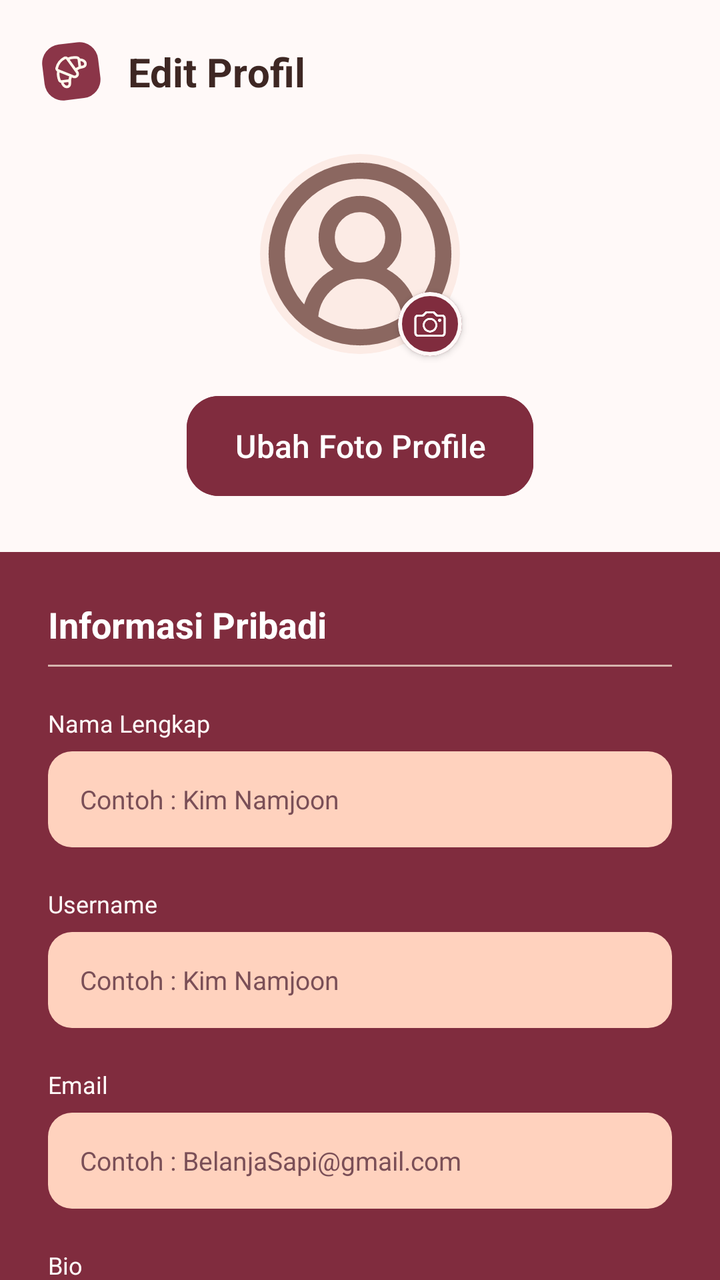
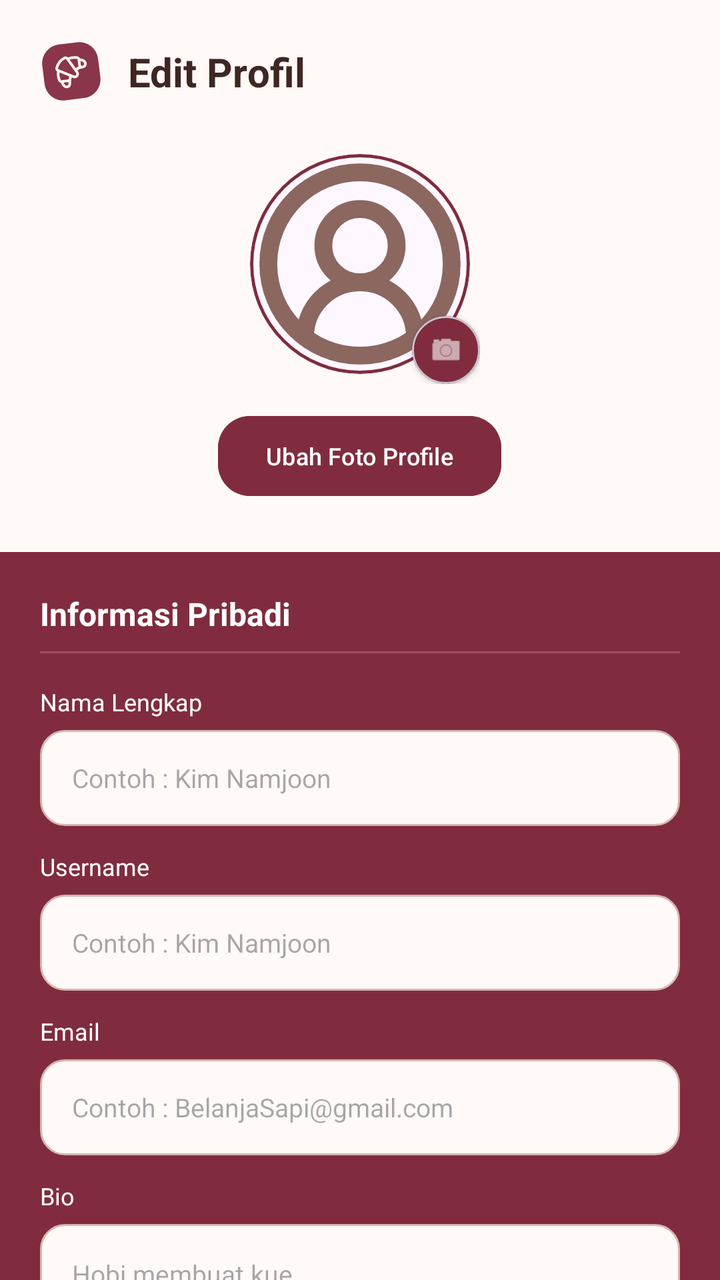

Two renders of the same Android screen: before a commit and after it. Below are the layout's source before the change and the commit's diff.
<!-- AndroidManifest.xml: application theme Theme.Bakerys -->
<!-- res/layout/activity_edit_profile.xml -->
<?xml version="1.0" encoding="utf-8"?>
<androidx.core.widget.NestedScrollView
    xmlns:android="http://schemas.android.com/apk/res/android"
    xmlns:app="http://schemas.android.com/apk/res-auto"
    android:layout_width="match_parent"
    android:layout_height="match_parent"
    android:background="#FFF9F8"
    android:fillViewport="true">

    <LinearLayout
        android:layout_width="match_parent"
        android:layout_height="wrap_content"
        android:orientation="vertical"
        android:paddingBottom="40dp">

        
        <LinearLayout
            android:layout_width="match_parent"
            android:layout_height="wrap_content"
            android:gravity="center_vertical"
            android:padding="20dp">

            <ImageView
                android:layout_width="32dp"
                android:layout_height="32dp"
                android:src="@drawable/bakery_mark"
                android:contentDescription="Logo" />

            <TextView
                android:layout_width="wrap_content"
                android:layout_height="wrap_content"
                android:layout_marginStart="12dp"
                android:text="Edit Profil"
                android:textColor="#3E2723"
                android:textSize="20sp"
                android:textStyle="bold" />
        </LinearLayout>

        
        <LinearLayout
            android:layout_width="match_parent"
            android:layout_height="wrap_content"
            android:gravity="center_horizontal"
            android:orientation="vertical"
            android:paddingBottom="24dp">

            <FrameLayout
                android:layout_width="110dp"
                android:layout_height="110dp">

                <ImageView
                    android:id="@+id/ivFotoProfil"
                    android:layout_width="100dp"
                    android:layout_height="100dp"
                    android:layout_gravity="center"
                    android:background="@drawable/bg_circle_peach"
                    android:scaleType="centerCrop"
                    android:src="@drawable/circle_user_round"
                    android:contentDescription="Foto Profil" />

                <com.google.android.material.card.MaterialCardView
                    android:id="@+id/cardUbahFoto"
                    android:layout_width="32dp"
                    android:layout_height="32dp"
                    android:layout_gravity="bottom|end"
                    android:layout_marginEnd="4dp"
                    android:layout_marginBottom="4dp"
                    app:cardBackgroundColor="#802C3E"
                    app:cardCornerRadius="16dp"
                    app:cardElevation="2dp"
                    app:strokeColor="#FFF9F8"
                    app:strokeWidth="2dp">

                    <ImageView
                        android:layout_width="16dp"
                        android:layout_height="16dp"
                        android:layout_gravity="center"
                        android:src="@drawable/ic_camera"
                        app:tint="#FFF9F8"
                        android:contentDescription="Ubah Foto" />
                </com.google.android.material.card.MaterialCardView>
            </FrameLayout>

            <com.google.android.material.button.MaterialButton
                android:id="@+id/btnUbahFoto"
                android:layout_width="wrap_content"
                android:layout_height="58dp"
                android:layout_marginTop="12dp"
                android:backgroundTint="#802C3E"
                android:text="Ubah Foto Profile"
                android:textAllCaps="false"
                android:textSize="16sp"
                app:cornerRadius="16dp" />
        </LinearLayout>

        
        <LinearLayout
            android:layout_width="match_parent"
            android:layout_height="wrap_content"
            android:background="#802C3E"
            android:orientation="vertical"
            android:paddingHorizontal="24dp"
            android:paddingTop="24dp"
            android:paddingBottom="36dp">

            <TextView
                android:layout_width="wrap_content"
                android:layout_height="wrap_content"
                android:text="Informasi Pribadi"
                android:textColor="#FFFFFF"
                android:textSize="18sp"
                android:textStyle="bold" />

            <View
                android:layout_width="match_parent"
                android:layout_height="1dp"
                android:layout_marginTop="8dp"
                android:layout_marginBottom="20dp"
                android:background="#D7B5AE" />

            
            <TextView
                android:layout_width="wrap_content"
                android:layout_height="wrap_content"
                android:layout_marginBottom="6dp"
                android:text="Nama Lengkap"
                android:textColor="#FFF9F8"
                android:textSize="12sp"/>

            <EditText
                android:id="@+id/etFullNameEdit"
                android:layout_width="match_parent"
                android:layout_height="48dp"
                android:layout_marginBottom="20dp"
                android:background="@drawable/bg_ffd2be_input"
                android:hint="Contoh : Kim Namjoon"
                android:paddingHorizontal="16dp"
                android:textColor="#3E2723"
                android:textColorHint="#7A4F57"
                android:textSize="13sp" />

            
            <TextView
                android:layout_width="wrap_content"
                android:layout_height="wrap_content"
                android:layout_marginBottom="6dp"
                android:text="Username"
                android:textColor="#FFF9F8"
                android:textSize="12sp"/>

            <EditText
                android:id="@+id/etUsernameEdit"
                android:layout_width="match_parent"
                android:layout_height="48dp"
                android:layout_marginBottom="20dp"
                android:background="@drawable/bg_ffd2be_input"
                android:hint="Contoh : Kim Namjoon"
                android:paddingHorizontal="16dp"
                android:textColor="#3E2723"
                android:textColorHint="#7A4F57"
                android:textSize="13sp" />

            
            <TextView
                android:layout_width="wrap_content"
                android:layout_height="wrap_content"
                android:layout_marginBottom="6dp"
                android:text="Email"
                android:textColor="#FFF9F8"
                android:textSize="12sp"/>

            <EditText
                android:id="@+id/etEmailEdit"
                android:layout_width="match_parent"
                android:layout_height="48dp"
                android:layout_marginBottom="20dp"
                android:background="@drawable/bg_ffd2be_input"
                android:hint="Contoh : BelanjaSapi@gmail.com"
                android:paddingHorizontal="16dp"
                android:textColor="#3E2723"
                android:textColorHint="#7A4F57"
                android:textSize="13sp" />

            
            <TextView
                android:layout_width="wrap_content"
                android:layout_height="wrap_content"
                android:layout_marginBottom="6dp"
                android:text="Bio"
                android:textColor="#FFF9F8"
                android:textSize="12sp"/>

            <EditText
                android:id="@+id/etBioEdit"
                android:layout_width="match_parent"
                android:layout_height="110dp"
                android:background="@drawable/bg_ffd2be_input"
                android:gravity="top|start"
                android:hint="Hobi membuat kue"
                android:padding="16dp"
                android:textColor="#3E2723"
                android:textColorHint="#7A4F57"
                android:textSize="13sp" />

        </LinearLayout>

        
        <LinearLayout
            android:layout_width="match_parent"
            android:layout_height="wrap_content"
            android:orientation="horizontal"
            android:padding="24dp">

            <com.google.android.material.button.MaterialButton
                android:id="@+id/btnSimpan"
                android:layout_width="0dp"
                android:layout_height="50dp"
                android:layout_weight="1"
                android:backgroundTint="#802C3E"
                android:text="Simpan Perubahan"
                android:textAllCaps="false"
                android:textColor="#FFF9F8"
                app:cornerRadius="16dp" />

            <com.google.android.material.button.MaterialButton
                android:id="@+id/btnKembali"
                style="@style/Widget.Material3.Button.OutlinedButton"
                android:layout_width="0dp"
                android:layout_height="50dp"
                android:layout_weight="1"
                android:layout_marginStart="12dp"
                android:text="Kembali"
                android:textAllCaps="false"
                android:textColor="#802C3E"
                app:cornerRadius="16dp"
                app:strokeColor="#802C3E" />
        </LinearLayout>

    </LinearLayout>
</androidx.core.widget.NestedScrollView>
<!-- resources referenced by this layout -->
<resources>
  <!-- drawable bakery_mark: vector/xml drawable (drawable, 2098 chars, omitted) -->
  <!-- drawable bg_circle_peach (drawable) -->
  <?xml version="1.0" encoding="utf-8"?>
  <shape xmlns:android="http://schemas.android.com/apk/res/android"
      android:shape="oval">
      <solid android:color="#FCEBE5" />
  </shape>
  <!-- drawable bg_ffd2be_input (drawable) -->
  <?xml version="1.0" encoding="utf-8"?>
  <shape xmlns:android="http://schemas.android.com/apk/res/android"
      android:shape="rectangle">
      <solid android:color="#FFD2BE" />
      <corners android:radius="12dp" />
  </shape>
  <!-- drawable circle_user_round (drawable) -->
  <vector xmlns:android="http://schemas.android.com/apk/res/android"
      android:width="21dp"
      android:height="21dp"
      android:viewportWidth="21"
      android:viewportHeight="21">
    <path
        android:pathData="M15.75,17.5C15.75,16.108 15.197,14.773 14.213,13.788C13.228,12.803 11.892,12.25 10.5,12.25M10.5,12.25C9.107,12.25 7.772,12.803 6.787,13.788C5.803,14.773 5.25,16.108 5.25,17.5M10.5,12.25C12.433,12.25 14,10.683 14,8.75C14,6.817 12.433,5.25 10.5,5.25C8.567,5.25 7,6.817 7,8.75C7,10.683 8.567,12.25 10.5,12.25ZM19.251,10.5C19.251,15.333 15.333,19.251 10.5,19.251C5.667,19.251 1.749,15.333 1.749,10.5C1.749,5.667 5.667,1.749 10.5,1.749C15.333,1.749 19.251,5.667 19.251,10.5Z"
        android:strokeWidth="1.7"
        android:fillColor="#00000000"
        android:strokeColor="#8B6760"
        android:strokeLineCap="round"/>
  </vector>
  <!-- drawable ic_camera (drawable) -->
  <vector xmlns:android="http://schemas.android.com/apk/res/android"
      android:width="18dp"
      android:height="18dp"
      android:viewportWidth="18"
      android:viewportHeight="18">
    <path
        android:pathData="M2.51,16.183H15.49C17.057,16.183 17.855,15.4 17.855,13.848V5.96C17.855,4.408 17.057,3.632 15.49,3.632H13.727C13.139,3.632 12.959,3.512 12.62,3.135L12.009,2.457C11.64,2.043 11.256,1.817 10.472,1.817H7.474C6.698,1.817 6.314,2.043 5.937,2.457L5.327,3.135C4.996,3.504 4.807,3.632 4.22,3.632H2.51C0.943,3.632 0.144,4.408 0.144,5.96V13.848C0.144,15.4 0.943,16.183 2.51,16.183ZM2.532,14.97C1.787,14.97 1.357,14.571 1.357,13.787V6.028C1.357,5.244 1.787,4.845 2.532,4.845H4.521C5.199,4.845 5.561,4.717 5.937,4.296L6.532,3.632C6.962,3.15 7.18,3.03 7.851,3.03H10.096C10.766,3.03 10.985,3.15 11.414,3.632L12.009,4.295C12.386,4.717 12.748,4.845 13.426,4.845H15.467C16.213,4.845 16.643,5.244 16.643,6.028V13.787C16.643,14.571 16.213,14.97 15.467,14.97H2.532ZM8.996,13.773C9.537,13.774 10.074,13.668 10.574,13.462C11.074,13.255 11.528,12.952 11.911,12.569C12.293,12.186 12.596,11.731 12.801,11.23C13.007,10.729 13.112,10.193 13.109,9.652C13.109,7.361 11.286,5.531 8.996,5.531C6.721,5.531 4.89,7.361 4.89,9.652C4.89,11.942 6.721,13.773 8.996,13.773M14.412,7.813C14.925,7.813 15.346,7.399 15.346,6.887C15.346,6.639 15.248,6.402 15.073,6.226C14.898,6.051 14.66,5.953 14.412,5.953C14.165,5.953 13.927,6.051 13.752,6.226C13.577,6.402 13.478,6.639 13.478,6.887C13.478,7.399 13.9,7.813 14.412,7.813ZM8.996,12.628C7.361,12.628 6.028,11.302 6.028,9.652C6.028,8.002 7.354,6.676 8.996,6.676C9.387,6.676 9.774,6.753 10.135,6.902C10.497,7.051 10.825,7.27 11.101,7.547C11.378,7.823 11.597,8.151 11.746,8.513C11.896,8.874 11.972,9.261 11.972,9.652C11.972,10.043 11.896,10.43 11.746,10.791C11.597,11.152 11.378,11.481 11.101,11.757C10.825,12.033 10.497,12.253 10.135,12.402C9.774,12.552 9.387,12.628 8.996,12.628Z"
        android:fillColor="#ffffff"/>
  </vector>
  <style name="Theme.Bakerys" parent="Base.Theme.Bakerys" />
  <style name="Base.Theme.Bakerys" parent="Theme.Material3.DayNight.NoActionBar">
          
          
  
          
          <item name="android:statusBarColor">@android:color/transparent</item>
          <item name="android:navigationBarColor">@android:color/transparent</item>
          <item name="android:windowLightStatusBar">true</item>
      </style>
</resources>

<!-- the commit's change to res/layout/activity_edit_profile.xml (unified diff, before → after) -->
@@ -10,8 +10,7 @@
     <LinearLayout
         android:layout_width="match_parent"
         android:layout_height="wrap_content"
-        android:orientation="vertical"
-        android:paddingBottom="40dp">
+        android:orientation="vertical">
 
         
         <LinearLayout
@@ -21,10 +20,13 @@
             android:padding="20dp">
 
             <ImageView
+                android:id="@+id/btnKembali"
                 android:layout_width="32dp"
                 android:layout_height="32dp"
+                android:clickable="true"
+                android:focusable="true"
                 android:src="@drawable/bakery_mark"
-                android:contentDescription="Logo" />
+                android:contentDescription="Kembali" />
 
             <TextView
                 android:layout_width="wrap_content"
@@ -45,51 +47,58 @@
             android:paddingBottom="24dp">
 
             <FrameLayout
-                android:layout_width="110dp"
-                android:layout_height="110dp">
-
-                <ImageView
-                    android:id="@+id/ivFotoProfil"
-                    android:layout_width="100dp"
-                    android:layout_height="100dp"
+                android:layout_width="120dp"
+                android:layout_height="120dp"
+                android:layout_gravity="center">
+
+                
+                <com.google.android.material.card.MaterialCardView
+                    android:layout_width="110dp"
+                    android:layout_height="110dp"
                     android:layout_gravity="center"
-                    android:background="@drawable/bg_circle_peach"
-                    android:scaleType="centerCrop"
-                    android:src="@drawable/circle_user_round"
-                    android:contentDescription="Foto Profil" />
-
+                    app:cardCornerRadius="55dp"
+                    app:cardElevation="0dp"
+                    app:strokeColor="#802C3E"
+                    app:strokeWidth="1.5dp">
+
+                    <ImageView
+                        android:id="@+id/ivFotoProfil"
+                        android:layout_width="match_parent"
+                        android:layout_height="match_parent"
+                        android:scaleType="centerCrop"
+                        android:src="@drawable/circle_user_round"
+                        android:contentDescription="Foto Profil" />
+                </com.google.android.material.card.MaterialCardView>
+
+                
                 <com.google.android.material.card.MaterialCardView
                     android:id="@+id/cardUbahFoto"
-                    android:layout_width="32dp"
-                    android:layout_height="32dp"
+                    android:layout_width="34dp"
+                    android:layout_height="34dp"
                     android:layout_gravity="bottom|end"
-                    android:layout_marginEnd="4dp"
-                    android:layout_marginBottom="4dp"
                     app:cardBackgroundColor="#802C3E"
-                    app:cardCornerRadius="16dp"
-                    app:cardElevation="2dp"
-                    app:strokeColor="#FFF9F8"
-                    app:strokeWidth="2dp">
+                    app:cardCornerRadius="17dp"
+                    app:cardElevation="2dp">
 
                     <ImageView
-                        android:layout_width="16dp"
-                        android:layout_height="16dp"
+                        android:layout_width="18dp"
+                        android:layout_height="18dp"
                         android:layout_gravity="center"
-                        android:src="@drawable/ic_camera"
-                        app:tint="#FFF9F8"
-                        android:contentDescription="Ubah Foto" />
+                        android:src="@android:drawable/ic_menu_camera"
+                        app:tint="#FFFFFF"
+                        android:contentDescription="Kamera" />
                 </com.google.android.material.card.MaterialCardView>
             </FrameLayout>
 
             <com.google.android.material.button.MaterialButton
                 android:id="@+id/btnUbahFoto"
                 android:layout_width="wrap_content"
-                android:layout_height="58dp"
+                android:layout_height="wrap_content"
                 android:layout_marginTop="12dp"
                 android:backgroundTint="#802C3E"
                 android:text="Ubah Foto Profile"
                 android:textAllCaps="false"
-                android:textSize="16sp"
+                android:textSize="12sp"
                 app:cornerRadius="16dp" />
         </LinearLayout>
 
@@ -99,141 +108,106 @@
             android:layout_height="wrap_content"
             android:background="#802C3E"
             android:orientation="vertical"
-            android:paddingHorizontal="24dp"
-            android:paddingTop="24dp"
-            android:paddingBottom="36dp">
+            android:padding="20dp">
 
             <TextView
                 android:layout_width="wrap_content"
                 android:layout_height="wrap_content"
                 android:text="Informasi Pribadi"
                 android:textColor="#FFFFFF"
-                android:textSize="18sp"
+                android:textSize="16sp"
                 android:textStyle="bold" />
 
             <View
                 android:layout_width="match_parent"
                 android:layout_height="1dp"
                 android:layout_marginTop="8dp"
-                android:layout_marginBottom="20dp"
-                android:background="#D7B5AE" />
-
-            
-            <TextView
-                android:layout_width="wrap_content"
-                android:layout_height="wrap_content"
-                android:layout_marginBottom="6dp"
+                android:layout_marginBottom="16dp"
+                android:background="#A44D5F" />
+
+            <TextView
+                android:layout_width="wrap_content"
+                android:layout_height="wrap_content"
                 android:text="Nama Lengkap"
-                android:textColor="#FFF9F8"
-                android:textSize="12sp"/>
-
-            <EditText
-                android:id="@+id/etFullNameEdit"
+                android:textColor="#FFFFFF"
+                android:textSize="12sp" />
+
+            <EditText
+                android:id="@+id/etNamaLengkap"
                 android:layout_width="match_parent"
                 android:layout_height="48dp"
-                android:layout_marginBottom="20dp"
-                android:background="@drawable/bg_ffd2be_input"
+                android:layout_marginTop="6dp"
+                android:layout_marginBottom="12dp"
+                android:background="@drawable/bg_input_field"
                 android:hint="Contoh : Kim Namjoon"
                 android:paddingHorizontal="16dp"
-                android:textColor="#3E2723"
-                android:textColorHint="#7A4F57"
-                android:textSize="13sp" />
-
-            
-            <TextView
-                android:layout_width="wrap_content"
-                android:layout_height="wrap_content"
-                android:layout_marginBottom="6dp"
+                android:textSize="13sp" />
+
+            <TextView
+                android:layout_width="wrap_content"
+                android:layout_height="wrap_content"
                 android:text="Username"
-                android:textColor="#FFF9F8"
-                android:textSize="12sp"/>
-
-            <EditText
-                android:id="@+id/etUsernameEdit"
+                android:textColor="#FFFFFF"
+                android:textSize="12sp" />
+
+            <EditText
+                android:id="@+id/etUsername"
                 android:layout_width="match_parent"
                 android:layout_height="48dp"
-                android:layout_marginBottom="20dp"
-                android:background="@drawable/bg_ffd2be_input"
+                android:layout_marginTop="6dp"
+                android:layout_marginBottom="12dp"
+                android:background="@drawable/bg_input_field"
                 android:hint="Contoh : Kim Namjoon"
                 android:paddingHorizontal="16dp"
-                android:textColor="#3E2723"
-                android:textColorHint="#7A4F57"
-                android:textSize="13sp" />
-
-            
-            <TextView
-                android:layout_width="wrap_content"
-                android:layout_height="wrap_content"
-                android:layout_marginBottom="6dp"
+                android:textSize="13sp" />
+
+            <TextView
+                android:layout_width="wrap_content"
+                android:layout_height="wrap_content"
                 android:text="Email"
-                android:textColor="#FFF9F8"
-                android:textSize="12sp"/>
-
-            <EditText
-                android:id="@+id/etEmailEdit"
+                android:textColor="#FFFFFF"
+                android:textSize="12sp" />
+
+            <EditText
+                android:id="@+id/etEmail"
                 android:layout_width="match_parent"
                 android:layout_height="48dp"
-                android:layout_marginBottom="20dp"
-                android:background="@drawable/bg_ffd2be_input"
+                android:layout_marginTop="6dp"
+                android:layout_marginBottom="12dp"
+                android:background="@drawable/bg_input_field"
                 android:hint="Contoh : BelanjaSapi@gmail.com"
                 android:paddingHorizontal="16dp"
-                android:textColor="#3E2723"
-                android:textColorHint="#7A4F57"
-                android:textSize="13sp" />
-
-            
-            <TextView
-                android:layout_width="wrap_content"
-                android:layout_height="wrap_content"
-                android:layout_marginBottom="6dp"
+                android:textSize="13sp" />
+
+            <TextView
+                android:layout_width="wrap_content"
+                android:layout_height="wrap_content"
                 android:text="Bio"
-                android:textColor="#FFF9F8"
-                android:textSize="12sp"/>
-
-            <EditText
-                android:id="@+id/etBioEdit"
-                android:layout_width="match_parent"
-                android:layout_height="110dp"
-                android:background="@drawable/bg_ffd2be_input"
+                android:textColor="#FFFFFF"
+                android:textSize="12sp" />
+
+            <EditText
+                android:id="@+id/etBio"
+                android:layout_width="match_parent"
+                android:layout_height="100dp"
+                android:layout_marginTop="6dp"
+                android:layout_marginBottom="24dp"
+                android:background="@drawable/bg_input_field"
                 android:gravity="top|start"
                 android:hint="Hobi membuat kue"
                 android:padding="16dp"
-                android:textColor="#3E2723"
-                android:textColorHint="#7A4F57"
-                android:textSize="13sp" />
-
-        </LinearLayout>
-
-        
-        <LinearLayout
-            android:layout_width="match_parent"
-            android:layout_height="wrap_content"
-            android:orientation="horizontal"
-            android:padding="24dp">
+                android:textSize="13sp" />
 
             <com.google.android.material.button.MaterialButton
                 android:id="@+id/btnSimpan"
-                android:layout_width="0dp"
+                android:layout_width="match_parent"
                 android:layout_height="50dp"
-                android:layout_weight="1"
-                android:backgroundTint="#802C3E"
+                android:backgroundTint="#FCEBE5"
                 android:text="Simpan Perubahan"
                 android:textAllCaps="false"
-                android:textColor="#FFF9F8"
+                android:textColor="#802C3E"
+                android:textStyle="bold"
                 app:cornerRadius="16dp" />
-
-            <com.google.android.material.button.MaterialButton
-                android:id="@+id/btnKembali"
-                style="@style/Widget.Material3.Button.OutlinedButton"
-                android:layout_width="0dp"
-                android:layout_height="50dp"
-                android:layout_weight="1"
-                android:layout_marginStart="12dp"
-                android:text="Kembali"
-                android:textAllCaps="false"
-                android:textColor="#802C3E"
-                app:cornerRadius="16dp"
-                app:strokeColor="#802C3E" />
         </LinearLayout>
 
     </LinearLayout>
<!-- resource entries referenced after the edit -->
@@ -1,18 +1,15 @@
 <!-- resources referenced by this layout -->
 <resources>
   <!-- drawable bakery_mark: vector/xml drawable (drawable, 2098 chars, omitted) -->
-  <!-- drawable bg_circle_peach (drawable) -->
-  <?xml version="1.0" encoding="utf-8"?>
-  <shape xmlns:android="http://schemas.android.com/apk/res/android"
-      android:shape="oval">
-      <solid android:color="#FCEBE5" />
-  </shape>
-  <!-- drawable bg_ffd2be_input (drawable) -->
+  <!-- drawable bg_input_field (drawable) -->
   <?xml version="1.0" encoding="utf-8"?>
   <shape xmlns:android="http://schemas.android.com/apk/res/android"
       android:shape="rectangle">
-      <solid android:color="#FFD2BE" />
+      <solid android:color="#FFF9F8" />
       <corners android:radius="12dp" />
+      <stroke
+          android:width="1dp"
+          android:color="#D7B5AE" />
   </shape>
   <!-- drawable circle_user_round (drawable) -->
   <vector xmlns:android="http://schemas.android.com/apk/res/android"
@@ -27,16 +24,6 @@
         android:strokeColor="#8B6760"
         android:strokeLineCap="round"/>
   </vector>
-  <!-- drawable ic_camera (drawable) -->
-  <vector xmlns:android="http://schemas.android.com/apk/res/android"
-      android:width="18dp"
-      android:height="18dp"
-      android:viewportWidth="18"
-      android:viewportHeight="18">
-    <path
-        android:pathData="M2.51,16.183H15.49C17.057,16.183 17.855,15.4 17.855,13.848V5.96C17.855,4.408 17.057,3.632 15.49,3.632H13.727C13.139,3.632 12.959,3.512 12.62,3.135L12.009,2.457C11.64,2.043 11.256,1.817 10.472,1.817H7.474C6.698,1.817 6.314,2.043 5.937,2.457L5.327,3.135C4.996,3.504 4.807,3.632 4.22,3.632H2.51C0.943,3.632 0.144,4.408 0.144,5.96V13.848C0.144,15.4 0.943,16.183 2.51,16.183ZM2.532,14.97C1.787,14.97 1.357,14.571 1.357,13.787V6.028C1.357,5.244 1.787,4.845 2.532,4.845H4.521C5.199,4.845 5.561,4.717 5.937,4.296L6.532,3.632C6.962,3.15 7.18,3.03 7.851,3.03H10.096C10.766,3.03 10.985,3.15 11.414,3.632L12.009,4.295C12.386,4.717 12.748,4.845 13.426,4.845H15.467C16.213,4.845 16.643,5.244 16.643,6.028V13.787C16.643,14.571 16.213,14.97 15.467,14.97H2.532ZM8.996,13.773C9.537,13.774 10.074,13.668 10.574,13.462C11.074,13.255 11.528,12.952 11.911,12.569C12.293,12.186 12.596,11.731 12.801,11.23C13.007,10.729 13.112,10.193 13.109,9.652C13.109,7.361 11.286,5.531 8.996,5.531C6.721,5.531 4.89,7.361 4.89,9.652C4.89,11.942 6.721,13.773 8.996,13.773M14.412,7.813C14.925,7.813 15.346,7.399 15.346,6.887C15.346,6.639 15.248,6.402 15.073,6.226C14.898,6.051 14.66,5.953 14.412,5.953C14.165,5.953 13.927,6.051 13.752,6.226C13.577,6.402 13.478,6.639 13.478,6.887C13.478,7.399 13.9,7.813 14.412,7.813ZM8.996,12.628C7.361,12.628 6.028,11.302 6.028,9.652C6.028,8.002 7.354,6.676 8.996,6.676C9.387,6.676 9.774,6.753 10.135,6.902C10.497,7.051 10.825,7.27 11.101,7.547C11.378,7.823 11.597,8.151 11.746,8.513C11.896,8.874 11.972,9.261 11.972,9.652C11.972,10.043 11.896,10.43 11.746,10.791C11.597,11.152 11.378,11.481 11.101,11.757C10.825,12.033 10.497,12.253 10.135,12.402C9.774,12.552 9.387,12.628 8.996,12.628Z"
-        android:fillColor="#ffffff"/>
-  </vector>
   <style name="Theme.Bakerys" parent="Base.Theme.Bakerys" />
   <style name="Base.Theme.Bakerys" parent="Theme.Material3.DayNight.NoActionBar">
           
